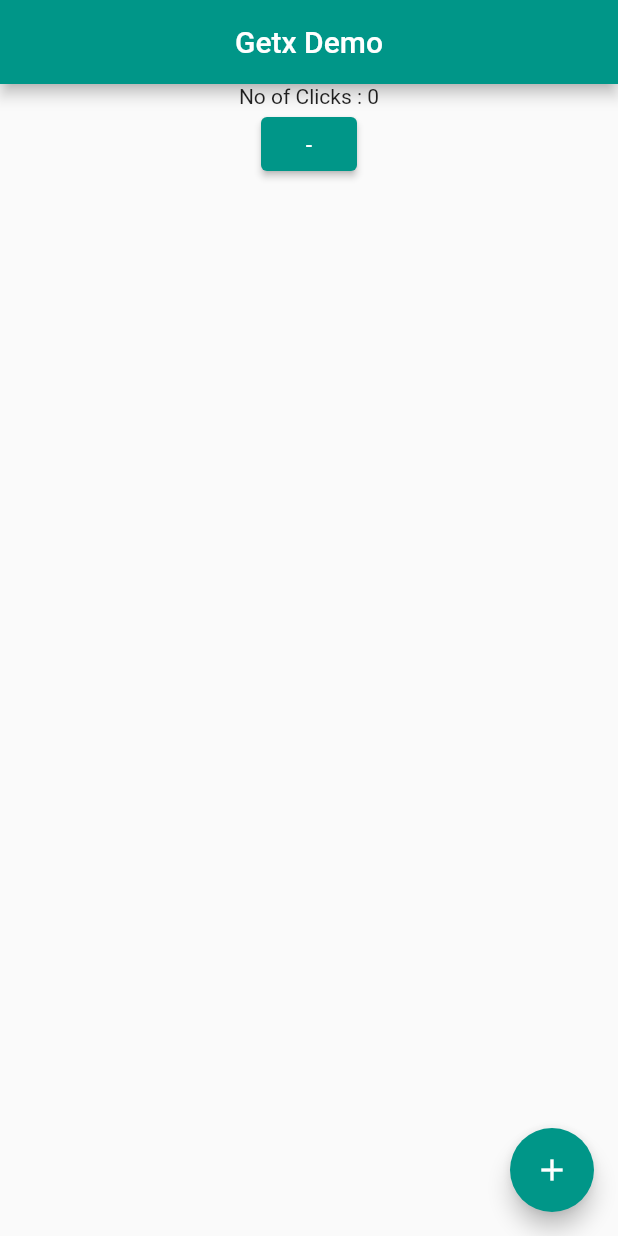
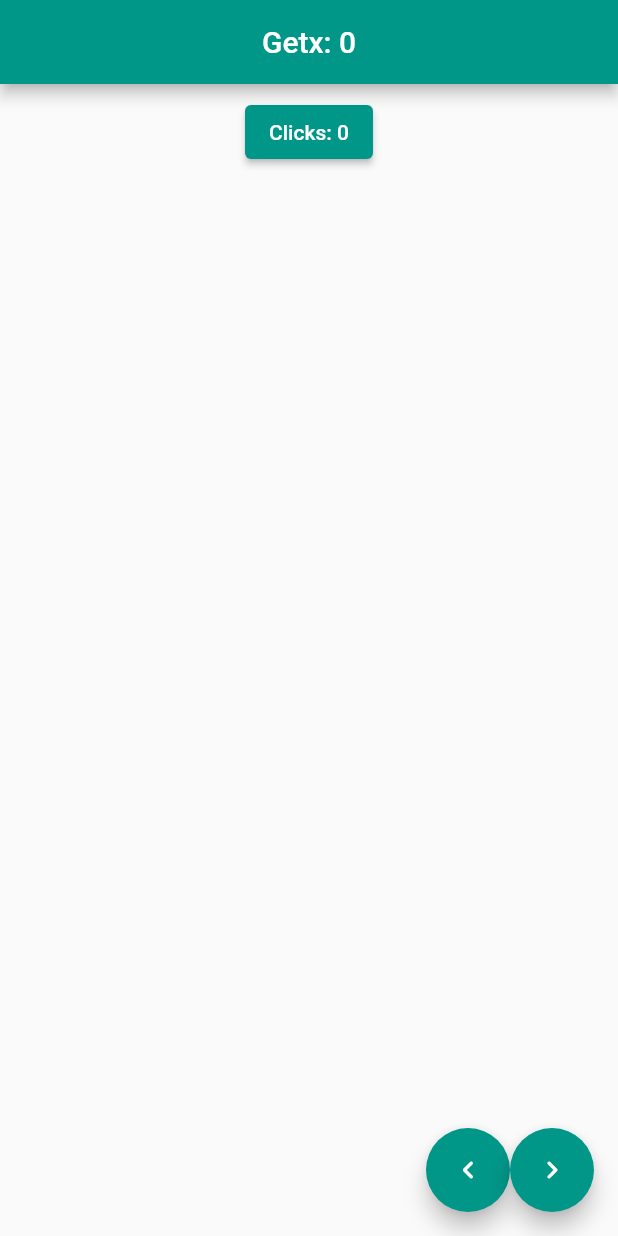
Before and after one commit to Varanasi-Software-Junction/GetX-Flutter, a Flutter app: the screen it shows after launch, on a phone screen of 412 x 824 dp. Run offline on Flutter 3.47's test engine with Material 2 defaults, Android fonts, the phone set to English and light mode, and no system bars; our stand-ins replace get.

Commit message:
Simple example using obs.

```diff
--- a/lib/main.dart
+++ b/lib/main.dart
@@ -15,7 +15,7 @@
       theme: ThemeData(
         primarySwatch: Colors.teal,
       ),
-      home: First(),
+      home: const First(),
     );
   }
 }
@@ -25,44 +25,52 @@
 
   @override
   Widget build(BuildContext context) {
+    final IncrementDecrementController controller =
+        Get.put(IncrementDecrementController());
     return Scaffold(
         appBar: AppBar(
-        title: Text("Getx Demo"),
+          title: Obx(() => Text("Getx: ${controller.count}")),
           centerTitle: true,
         ),
         body: Center(
           child: Column(
             children: [
-            GetBuilder<Controller>(
-              init: Controller(),
-              builder: (_) => Text("No of Clicks : ${_.count}"),
-            ),
-            ElevatedButton(
+              Padding(
+                padding: const EdgeInsets.all(8.0),
+                child: ElevatedButton(
                     onPressed: () {
-                  Get.find<Controller>().decreament();
+                      Get.find<IncrementDecrementController>().decrement();
                     },
-                child: Text('-'))
+                    child: Obx(() => Text("Clicks: ${controller.count}"))),
+              )
             ],
           ),
         ),
-      floatingActionButton: FloatingActionButton(
-        child: Icon(Icons.add),
-        onPressed: () {
-          Get.find<Controller>().increment();
-        },
+        floatingActionButton:
+            Row(mainAxisAlignment: MainAxisAlignment.end, children: [
+          FloatingActionButton(
+            onPressed: () =>
+                {Get.find<IncrementDecrementController>().decrement()},
+            child: Icon(Icons.navigate_before_rounded),
           ),
-    );
+          FloatingActionButton(
+            onPressed: () =>
+                {Get.find<IncrementDecrementController>().increment()},
+            child: Icon(Icons.navigate_next_rounded),
+            heroTag: "fab2",
+          ),
+        ]));
   }
 }
 
-class Controller extends GetxController {
-  int count = 0;
+class IncrementDecrementController extends GetxController {
+  var count = 0.obs;
   void increment() {
     count++;
     update();
   }
 
-  void decreament() {
+  void decrement() {
     count--;
     update();
   }
```
Also changed, not shown: 1 other file. Lines whose indentation alone changed are shown as unchanged.
